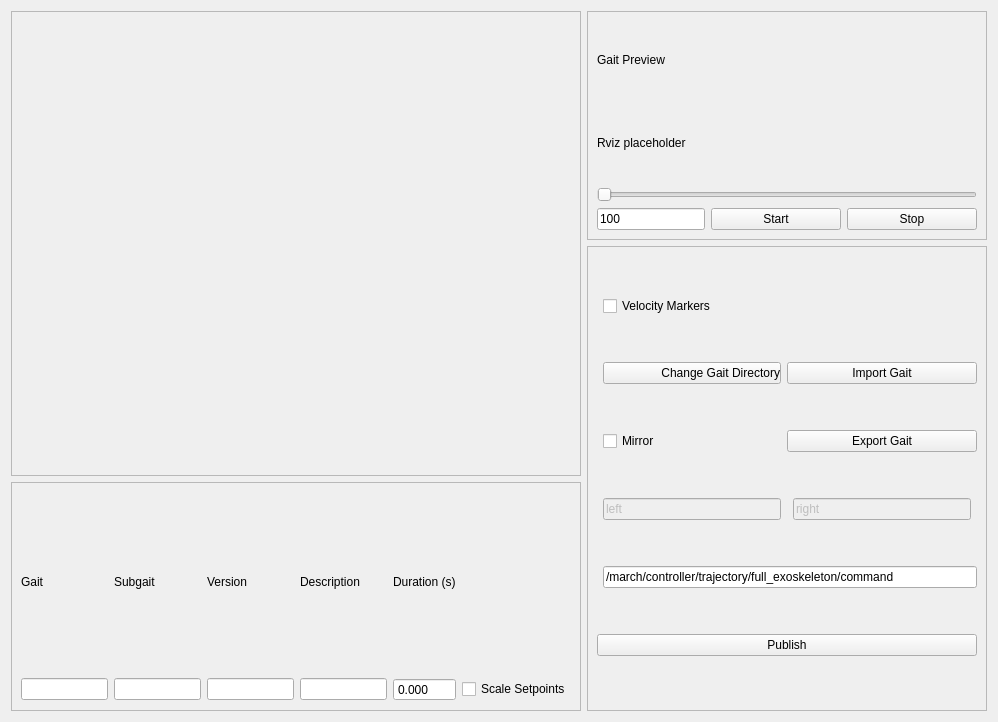
Above: march_rqt_gait_generator/resource/gait_generator.ui from project-march/ProjectMarch before the change. Below: the same form after it.
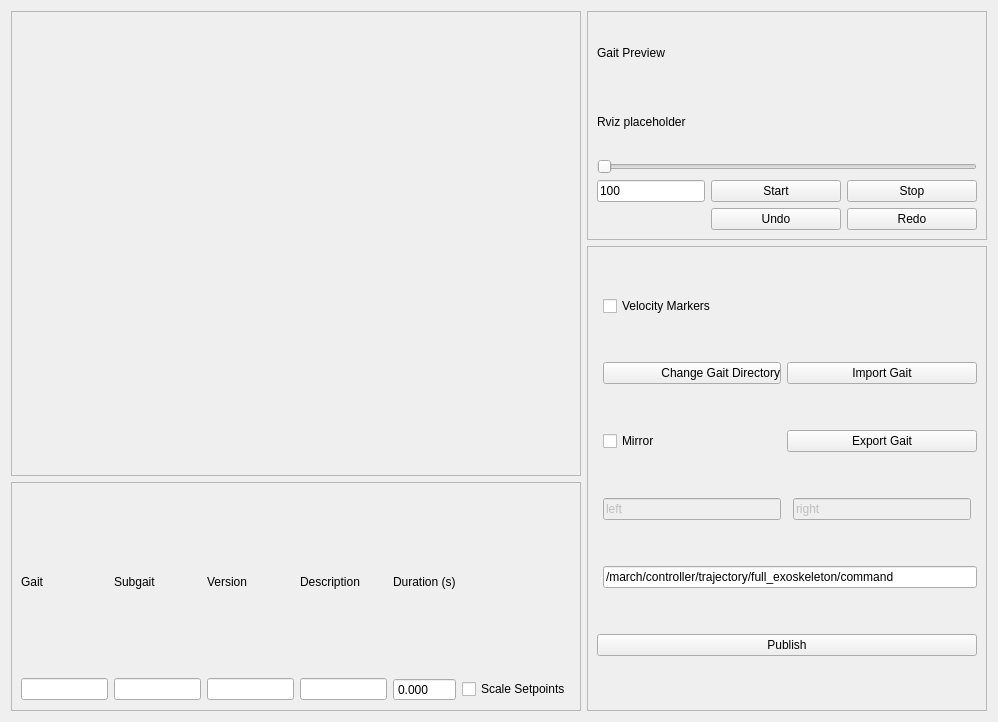
That is the form after the change.

Commit message: Undo and redo buttons for the gait generator.

```diff
--- a/march_rqt_gait_generator/resource/gait_generator.ui
+++ b/march_rqt_gait_generator/resource/gait_generator.ui
@@ -182,6 +182,20 @@
         </property>
        </widget>
       </item>
+      <item row="4" column="2">
+       <widget class="QPushButton" name="Redo">
+        <property name="text">
+         <string>Redo</string>
+        </property>
+       </widget>
+      </item>
+      <item row="4" column="1">
+       <widget class="QPushButton" name="Undo">
+        <property name="text">
+         <string>Undo</string>
+        </property>
+       </widget>
+      </item>
       <item row="0" column="0" colspan="3">
        <widget class="QLabel" name="Label">
         <property name="text">
```
The commit also changes 5 other files.
